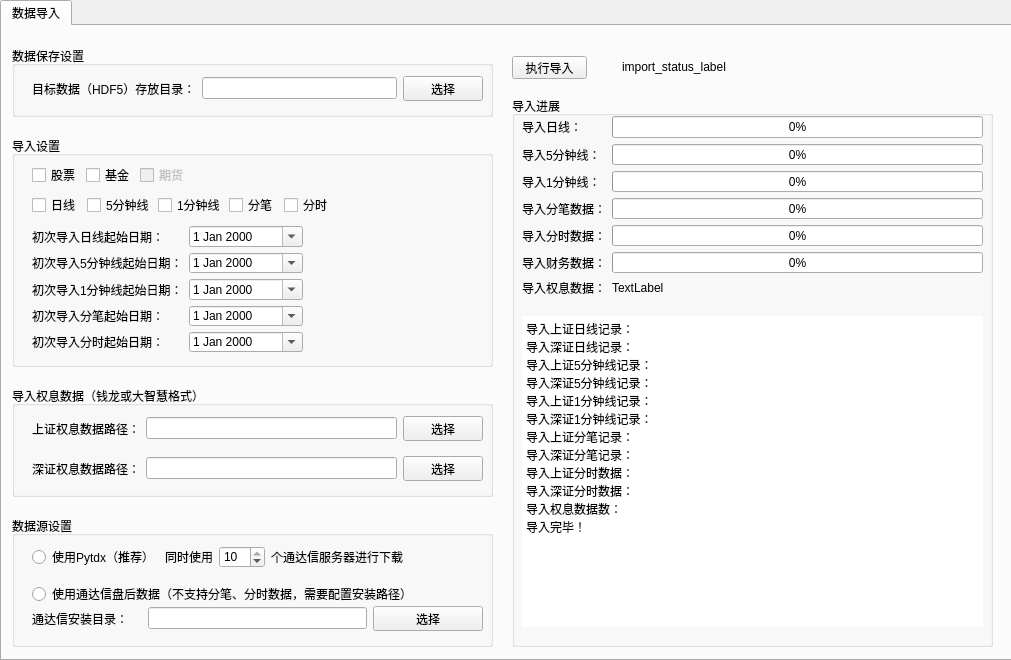
Old version of the form hikyuu/gui/data/MainWindow.ui in the repository fasiondog/hikyuu.
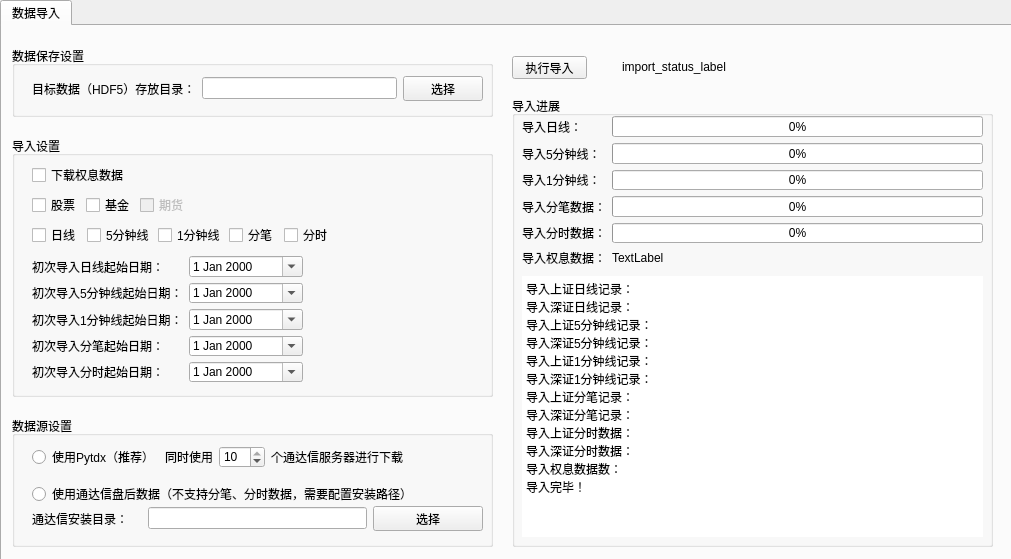
New version of the form.

Commit message: update for pytdx import weight

The edit to the form file:
```diff
--- a/hikyuu/gui/data/MainWindow.ui
+++ b/hikyuu/gui/data/MainWindow.ui
@@ -7,7 +7,7 @@
     <x>0</x>
     <y>0</y>
     <width>1011</width>
-    <height>660</height>
+    <height>559</height>
    </rect>
   </property>
   <property name="windowTitle">
@@ -20,7 +20,7 @@
       <x>0</x>
       <y>0</y>
       <width>1071</width>
-      <height>661</height>
+      <height>601</height>
      </rect>
     </property>
     <property name="currentIndex">
@@ -47,7 +47,7 @@
       <property name="geometry">
        <rect>
         <x>10</x>
-        <y>490</y>
+        <y>390</y>
         <width>481</width>
         <height>131</height>
        </rect>
@@ -201,7 +201,7 @@
         <x>510</x>
         <y>70</y>
         <width>481</width>
-        <height>551</height>
+        <height>451</height>
        </rect>
       </property>
       <property name="title">
@@ -213,21 +213,21 @@
          <x>10</x>
          <y>20</y>
          <width>461</width>
-         <height>181</height>
+         <height>151</height>
         </rect>
        </property>
        <layout class="QGridLayout" name="gridLayout">
-        <item row="4" column="1">
-         <widget class="QProgressBar" name="hdf5_time_progressBar">
-          <property name="value">
-           <number>0</number>
+        <item row="0" column="0">
+         <widget class="QLabel" name="label_8">
+          <property name="text">
+           <string>导入日线：</string>
           </property>
          </widget>
         </item>
-        <item row="5" column="0">
-         <widget class="QLabel" name="label_11">
+        <item row="3" column="0">
+         <widget class="QLabel" name="label_4">
           <property name="text">
-           <string>导入财务数据：</string>
+           <string>导入分笔数据：</string>
           </property>
          </widget>
         </item>
@@ -238,13 +238,6 @@
           </property>
          </widget>
         </item>
-        <item row="1" column="1">
-         <widget class="QProgressBar" name="hdf5_5min_progressBar">
-          <property name="value">
-           <number>0</number>
-          </property>
-         </widget>
-        </item>
         <item row="3" column="1">
          <widget class="QProgressBar" name="hdf5_trans_progressBar">
           <property name="value">
@@ -252,13 +245,6 @@
           </property>
          </widget>
         </item>
-        <item row="0" column="0">
-         <widget class="QLabel" name="label_8">
-          <property name="text">
-           <string>导入日线：</string>
-          </property>
-         </widget>
-        </item>
         <item row="0" column="1">
          <widget class="QProgressBar" name="hdf5_day_progressBar">
           <property name="value">
@@ -273,20 +259,6 @@
           </property>
          </widget>
         </item>
-        <item row="2" column="1">
-         <widget class="QProgressBar" name="hdf5_min_progressBar">
-          <property name="value">
-           <number>0</number>
-          </property>
-         </widget>
-        </item>
-        <item row="6" column="1">
-         <widget class="QLabel" name="hdf5_weight_label">
-          <property name="text">
-           <string>TextLabel</string>
-          </property>
-         </widget>
-        </item>
         <item row="1" column="0">
          <widget class="QLabel" name="label_12">
           <property name="text">
@@ -294,24 +266,38 @@
           </property>
          </widget>
         </item>
-        <item row="6" column="0">
+        <item row="2" column="1">
+         <widget class="QProgressBar" name="hdf5_min_progressBar">
+          <property name="value">
+           <number>0</number>
+          </property>
+         </widget>
+        </item>
+        <item row="4" column="1">
+         <widget class="QProgressBar" name="hdf5_time_progressBar">
+          <property name="value">
+           <number>0</number>
+          </property>
+         </widget>
+        </item>
+        <item row="1" column="1">
+         <widget class="QProgressBar" name="hdf5_5min_progressBar">
+          <property name="value">
+           <number>0</number>
+          </property>
+         </widget>
+        </item>
+        <item row="5" column="0">
          <widget class="QLabel" name="label_9">
           <property name="text">
            <string>导入权息数据：</string>
           </property>
          </widget>
         </item>
-        <item row="3" column="0">
-         <widget class="QLabel" name="label_4">
-          <property name="text">
-           <string>导入分笔数据：</string>
-          </property>
-         </widget>
-        </item>
         <item row="5" column="1">
-         <widget class="QProgressBar" name="finance_progressBar">
-          <property name="value">
-           <number>0</number>
+         <widget class="QLabel" name="hdf5_weight_label">
+          <property name="text">
+           <string>TextLabel</string>
           </property>
          </widget>
         </item>
@@ -321,9 +307,9 @@
        <property name="geometry">
         <rect>
          <x>10</x>
-         <y>220</y>
+         <y>180</y>
          <width>461</width>
-         <height>311</height>
+         <height>261</height>
         </rect>
        </property>
        <property name="frameShape">
@@ -358,7 +344,7 @@
         <x>10</x>
         <y>110</y>
         <width>481</width>
-        <height>231</height>
+        <height>261</height>
        </rect>
       </property>
       <property name="title">
@@ -368,7 +354,7 @@
        <property name="geometry">
         <rect>
          <x>20</x>
-         <y>30</y>
+         <y>60</y>
          <width>155</width>
          <height>18</height>
         </rect>
@@ -404,7 +390,7 @@
        <property name="geometry">
         <rect>
          <x>20</x>
-         <y>60</y>
+         <y>90</y>
          <width>301</width>
          <height>18</height>
         </rect>
@@ -457,7 +443,7 @@
        <property name="geometry">
         <rect>
          <x>20</x>
-         <y>90</y>
+         <y>120</y>
          <width>271</width>
          <height>126</height>
         </rect>
@@ -555,6 +541,25 @@
         </item>
        </layout>
       </widget>
+      <widget class="QWidget" name="layoutWidget">
+       <property name="geometry">
+        <rect>
+         <x>20</x>
+         <y>30</y>
+         <width>198</width>
+         <height>18</height>
+        </rect>
+       </property>
+       <layout class="QHBoxLayout" name="horizontalLayout_4">
+        <item>
+         <widget class="QCheckBox" name="import_weight_checkBox">
+          <property name="text">
+           <string>下载权息数据</string>
+          </property>
+         </widget>
+        </item>
+       </layout>
+      </widget>
      </widget>
      <widget class="QLabel" name="import_status_label">
       <property name="geometry">
@@ -569,77 +574,6 @@
        <string>import_status_label</string>
       </property>
      </widget>
-     <widget class="QGroupBox" name="groupBox">
-      <property name="geometry">
-       <rect>
-        <x>10</x>
-        <y>360</y>
-        <width>481</width>
-        <height>111</height>
-       </rect>
-      </property>
-      <property name="title">
-       <string>导入权息数据（钱龙或大智慧格式）</string>
-      </property>
-      <widget class="QWidget" name="">
-       <property name="geometry">
-        <rect>
-         <x>20</x>
-         <y>30</y>
-         <width>451</width>
-         <height>25</height>
-        </rect>
-       </property>
-       <layout class="QHBoxLayout" name="horizontalLayout_5">
-        <item>
-         <widget class="QLabel" name="label_13">
-          <property name="text">
-           <string>上证权息数据路径：</string>
-          </property>
-         </widget>
-        </item>
-        <item>
-         <widget class="QLineEdit" name="sh_weight_dir_lineEdit"/>
-        </item>
-        <item>
-         <widget class="QPushButton" name="sh_weight_dir_pushButton">
-          <property name="text">
-           <string>选择</string>
-          </property>
-         </widget>
-        </item>
-       </layout>
-      </widget>
-      <widget class="QWidget" name="">
-       <property name="geometry">
-        <rect>
-         <x>20</x>
-         <y>70</y>
-         <width>451</width>
-         <height>25</height>
-        </rect>
-       </property>
-       <layout class="QHBoxLayout" name="horizontalLayout_6">
-        <item>
-         <widget class="QLabel" name="label_18">
-          <property name="text">
-           <string>深证权息数据路径：</string>
-          </property>
-         </widget>
-        </item>
-        <item>
-         <widget class="QLineEdit" name="sz_weight_dir_lineEdit"/>
-        </item>
-        <item>
-         <widget class="QPushButton" name="sz_weight_dir_pushButton">
-          <property name="text">
-           <string>选择</string>
-          </property>
-         </widget>
-        </item>
-       </layout>
-      </widget>
-     </widget>
     </widget>
    </widget>
   </widget>
```
The commit also changes 4 other files.
